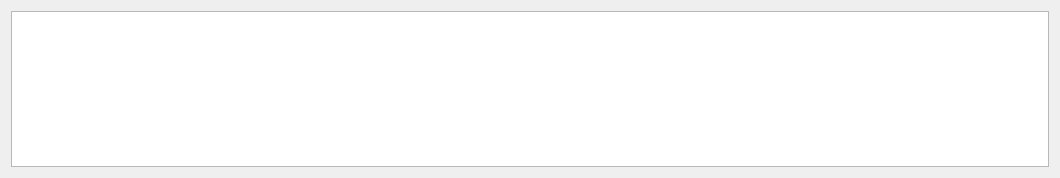
The window that tools/debug/UI/Console.ui (TrickPlay/Trickplay) describes before a commit, drawn with Qt 5.
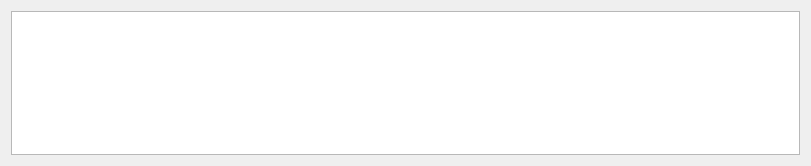
The same window after the commit.

Commit message: [debugger] changed Console and MainWindow UI

Patch:
```diff
--- a/tools/debug/UI/Console.ui
+++ b/tools/debug/UI/Console.ui
@@ -6,23 +6,16 @@
    <rect>
     <x>0</x>
     <y>0</y>
-    <width>1060</width>
-    <height>178</height>
+    <width>811</width>
+    <height>166</height>
    </rect>
   </property>
   <property name="windowTitle">
    <string>Console</string>
   </property>
-  <layout class="QGridLayout" name="gridLayout">
-   <item row="0" column="0">
-    <layout class="QFormLayout" name="formLayout">
-     <property name="fieldGrowthPolicy">
-      <enum>QFormLayout::AllNonFixedFieldsGrow</enum>
-     </property>
-     <item row="0" column="0" colspan="2">
-      <widget class="QTextEdit" name="textEdit"/>
-     </item>
-    </layout>
+  <layout class="QVBoxLayout" name="verticalLayout">
+   <item>
+    <widget class="QTextEdit" name="textEdit"/>
    </item>
   </layout>
  </widget>
```
The commit also changes 3 other files.
